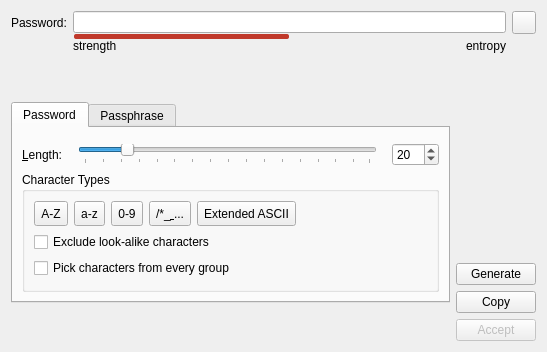
First picture: the form in src/gui/PasswordGeneratorWidget.ui, repository keepassxreboot/keepassxc, before the edit.
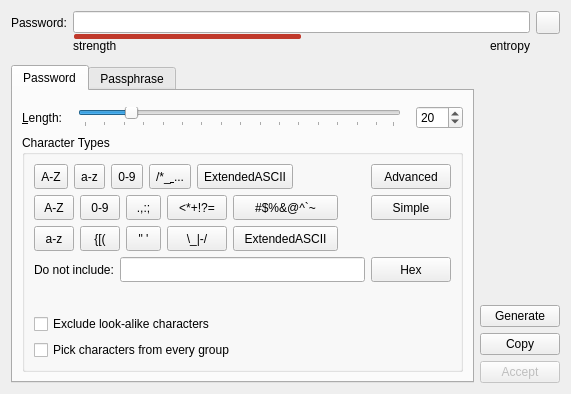
Second picture: the form after the edit. Custom widgets are drawn as their Qt base class.

Commit message:
Add advanced password generator features (#1841)
* Split between simple and advanced features
* Finetune password character groups
* Support for hex passwords

```diff
--- a/src/gui/PasswordGeneratorWidget.ui
+++ b/src/gui/PasswordGeneratorWidget.ui
@@ -6,8 +6,8 @@
    <rect>
     <x>0</x>
     <y>0</y>
-    <width>547</width>
-    <height>352</height>
+    <width>571</width>
+    <height>394</height>
    </rect>
   </property>
   <property name="sizePolicy">
@@ -19,7 +19,7 @@
   <property name="windowTitle">
    <string/>
   </property>
-  <layout class="QVBoxLayout" name="verticalLayout_2" stretch="0,0,0">
+  <layout class="QVBoxLayout" name="verticalLayout_2" stretch="0,0">
    <property name="sizeConstraint">
     <enum>QLayout::SetMinimumSize</enum>
    </property>
@@ -175,12 +175,6 @@
     <layout class="QHBoxLayout" name="horizontalLayout">
      <item>
       <widget class="QTabWidget" name="tabWidget">
-       <property name="sizePolicy">
-        <sizepolicy hsizetype="Expanding" vsizetype="Fixed">
-         <horstretch>0</horstretch>
-         <verstretch>0</verstretch>
-        </sizepolicy>
-       </property>
        <property name="tabPosition">
         <enum>QTabWidget::North</enum>
        </property>
@@ -204,7 +198,22 @@
              </property>
              <layout class="QVBoxLayout" name="verticalLayout">
               <item>
-               <layout class="QHBoxLayout" name="alphabetLayout" stretch="0,0,0,0,1,0">
+               <widget class="QWidget" name="simpleBar" native="true">
+                <layout class="QHBoxLayout" name="horizontalLayout_4">
+                 <property name="leftMargin">
+                  <number>0</number>
+                 </property>
+                 <property name="topMargin">
+                  <number>0</number>
+                 </property>
+                 <property name="rightMargin">
+                  <number>0</number>
+                 </property>
+                 <property name="bottomMargin">
+                  <number>0</number>
+                 </property>
+                 <item>
+                  <layout class="QHBoxLayout" name="alphabetLayout" stretch="0,0,0,0,0,0,0">
                 <item>
                  <widget class="QToolButton" name="checkBoxUpper">
                   <property name="minimumSize">
@@ -282,6 +291,9 @@
                 </item>
                 <item>
                  <widget class="QToolButton" name="checkBoxSpecialChars">
+                     <property name="enabled">
+                      <bool>true</bool>
+                     </property>
                   <property name="minimumSize">
                    <size>
                     <width>0</width>
@@ -326,7 +338,7 @@
                    <string>Extended ASCII</string>
                   </property>
                   <property name="text">
-                   <string>Extended ASCII</string>
+                      <string>ExtendedASCII</string>
                   </property>
                   <property name="checkable">
                    <bool>true</bool>
@@ -349,7 +361,429 @@
                   </property>
                  </spacer>
                 </item>
-               </layout>
+                   <item>
+                    <widget class="QPushButton" name="buttonAdvancedMode">
+                     <property name="minimumSize">
+                      <size>
+                       <width>0</width>
+                       <height>25</height>
+                      </size>
+                     </property>
+                     <property name="toolTip">
+                      <string>Switch to advanced mode</string>
+                     </property>
+                     <property name="text">
+                      <string>Advanced</string>
+                     </property>
+                     <attribute name="buttonGroup">
+                      <string notr="true">optionButtons</string>
+                     </attribute>
+                    </widget>
+                   </item>
+                  </layout>
+                 </item>
+                </layout>
+               </widget>
+              </item>
+              <item>
+               <widget class="QWidget" name="advancedBar" native="true">
+                <property name="enabled">
+                 <bool>true</bool>
+                </property>
+                <layout class="QHBoxLayout" name="horizontalLayout_5">
+                 <property name="leftMargin">
+                  <number>0</number>
+                 </property>
+                 <property name="topMargin">
+                  <number>0</number>
+                 </property>
+                 <property name="rightMargin">
+                  <number>0</number>
+                 </property>
+                 <property name="bottomMargin">
+                  <number>0</number>
+                 </property>
+                 <item>
+                  <layout class="QVBoxLayout" name="verticalLayout_4">
+                   <item>
+                    <widget class="QToolButton" name="checkBoxUpperAdv">
+                     <property name="minimumSize">
+                      <size>
+                       <width>40</width>
+                       <height>25</height>
+                      </size>
+                     </property>
+                     <property name="focusPolicy">
+                      <enum>Qt::StrongFocus</enum>
+                     </property>
+                     <property name="toolTip">
+                      <string>Upper Case Letters A to F</string>
+                     </property>
+                     <property name="text">
+                      <string>A-Z</string>
+                     </property>
+                     <property name="checkable">
+                      <bool>true</bool>
+                     </property>
+                     <attribute name="buttonGroup">
+                      <string notr="true">optionButtons</string>
+                     </attribute>
+                    </widget>
+                   </item>
+                   <item>
+                    <widget class="QToolButton" name="checkBoxLowerAdv">
+                     <property name="minimumSize">
+                      <size>
+                       <width>40</width>
+                       <height>25</height>
+                      </size>
+                     </property>
+                     <property name="focusPolicy">
+                      <enum>Qt::StrongFocus</enum>
+                     </property>
+                     <property name="toolTip">
+                      <string>Lower Case Letters A to F</string>
+                     </property>
+                     <property name="text">
+                      <string>a-z</string>
+                     </property>
+                     <property name="checkable">
+                      <bool>true</bool>
+                     </property>
+                     <attribute name="buttonGroup">
+                      <string notr="true">optionButtons</string>
+                     </attribute>
+                    </widget>
+                   </item>
+                  </layout>
+                 </item>
+                 <item>
+                  <layout class="QVBoxLayout" name="verticalLayout_6">
+                   <item>
+                    <widget class="QToolButton" name="checkBoxNumbersAdv">
+                     <property name="minimumSize">
+                      <size>
+                       <width>40</width>
+                       <height>25</height>
+                      </size>
+                     </property>
+                     <property name="focusPolicy">
+                      <enum>Qt::StrongFocus</enum>
+                     </property>
+                     <property name="toolTip">
+                      <string>Numbers</string>
+                     </property>
+                     <property name="text">
+                      <string>0-9</string>
+                     </property>
+                     <property name="checkable">
+                      <bool>true</bool>
+                     </property>
+                     <attribute name="buttonGroup">
+                      <string notr="true">optionButtons</string>
+                     </attribute>
+                    </widget>
+                   </item>
+                   <item>
+                    <widget class="QToolButton" name="checkBoxBraces">
+                     <property name="minimumSize">
+                      <size>
+                       <width>40</width>
+                       <height>25</height>
+                      </size>
+                     </property>
+                     <property name="focusPolicy">
+                      <enum>Qt::StrongFocus</enum>
+                     </property>
+                     <property name="toolTip">
+                      <string>Braces</string>
+                     </property>
+                     <property name="text">
+                      <string>{[(</string>
+                     </property>
+                     <property name="checkable">
+                      <bool>true</bool>
+                     </property>
+                     <attribute name="buttonGroup">
+                      <string notr="true">optionButtons</string>
+                     </attribute>
+                    </widget>
+                   </item>
+                  </layout>
+                 </item>
+                 <item>
+                  <layout class="QVBoxLayout" name="verticalLayout_7">
+                   <item>
+                    <widget class="QToolButton" name="checkBoxPunctuation">
+                     <property name="minimumSize">
+                      <size>
+                       <width>35</width>
+                       <height>25</height>
+                      </size>
+                     </property>
+                     <property name="focusPolicy">
+                      <enum>Qt::StrongFocus</enum>
+                     </property>
+                     <property name="toolTip">
+                      <string>Punctuation</string>
+                     </property>
+                     <property name="text">
+                      <string>.,:;</string>
+                     </property>
+                     <property name="checkable">
+                      <bool>true</bool>
+                     </property>
+                     <attribute name="buttonGroup">
+                      <string notr="true">optionButtons</string>
+                     </attribute>
+                    </widget>
+                   </item>
+                   <item>
+                    <widget class="QToolButton" name="checkBoxQuotes">
+                     <property name="minimumSize">
+                      <size>
+                       <width>35</width>
+                       <height>25</height>
+                      </size>
+                     </property>
+                     <property name="focusPolicy">
+                      <enum>Qt::StrongFocus</enum>
+                     </property>
+                     <property name="toolTip">
+                      <string>Quotes</string>
+                     </property>
+                     <property name="text">
+                      <string>&quot; '</string>
+                     </property>
+                     <property name="checkable">
+                      <bool>true</bool>
+                     </property>
+                     <attribute name="buttonGroup">
+                      <string notr="true">optionButtons</string>
+                     </attribute>
+                    </widget>
+                   </item>
+                  </layout>
+                 </item>
+                 <item>
+                  <layout class="QVBoxLayout" name="verticalLayout_8">
+                   <item>
+                    <widget class="QToolButton" name="checkBoxMath">
+                     <property name="minimumSize">
+                      <size>
+                       <width>60</width>
+                       <height>25</height>
+                      </size>
+                     </property>
+                     <property name="focusPolicy">
+                      <enum>Qt::StrongFocus</enum>
+                     </property>
+                     <property name="toolTip">
+                      <string>Math</string>
+                     </property>
+                     <property name="text">
+                      <string>&lt;*+!?=</string>
+                     </property>
+                     <property name="checkable">
+                      <bool>true</bool>
+                     </property>
+                     <attribute name="buttonGroup">
+                      <string notr="true">optionButtons</string>
+                     </attribute>
+                    </widget>
+                   </item>
+                   <item>
+                    <widget class="QToolButton" name="checkBoxDashes">
+                     <property name="minimumSize">
+                      <size>
+                       <width>60</width>
+                       <height>25</height>
+                      </size>
+                     </property>
+                     <property name="focusPolicy">
+                      <enum>Qt::StrongFocus</enum>
+                     </property>
+                     <property name="toolTip">
+                      <string>Dashes</string>
+                     </property>
+                     <property name="text">
+                      <string>\_|-/</string>
+                     </property>
+                     <property name="checkable">
+                      <bool>true</bool>
+                     </property>
+                     <attribute name="buttonGroup">
+                      <string notr="true">optionButtons</string>
+                     </attribute>
+                    </widget>
+                   </item>
+                  </layout>
+                 </item>
+                 <item>
+                  <layout class="QVBoxLayout" name="verticalLayout_9">
+                   <item>
+                    <widget class="QToolButton" name="checkBoxLogograms">
+                     <property name="minimumSize">
+                      <size>
+                       <width>105</width>
+                       <height>25</height>
+                      </size>
+                     </property>
+                     <property name="focusPolicy">
+                      <enum>Qt::StrongFocus</enum>
+                     </property>
+                     <property name="toolTip">
+                      <string>Logograms</string>
+                     </property>
+                     <property name="text">
+                      <string>#$%&amp;&amp;@^`~</string>
+                     </property>
+                     <property name="checkable">
+                      <bool>true</bool>
+                     </property>
+                     <attribute name="buttonGroup">
+                      <string notr="true">optionButtons</string>
+                     </attribute>
+                    </widget>
+                   </item>
+                   <item>
+                    <widget class="QToolButton" name="checkBoxExtASCIIAdv">
+                     <property name="minimumSize">
+                      <size>
+                       <width>105</width>
+                       <height>25</height>
+                      </size>
+                     </property>
+                     <property name="focusPolicy">
+                      <enum>Qt::StrongFocus</enum>
+                     </property>
+                     <property name="toolTip">
+                      <string>Extended ASCII</string>
+                     </property>
+                     <property name="text">
+                      <string>ExtendedASCII</string>
+                     </property>
+                     <property name="checkable">
+                      <bool>true</bool>
+                     </property>
+                     <attribute name="buttonGroup">
+                      <string notr="true">optionButtons</string>
+                     </attribute>
+                    </widget>
+                   </item>
+                  </layout>
+                 </item>
+                 <item>
+                  <spacer name="horizontalSpacer_3">
+                   <property name="orientation">
+                    <enum>Qt::Horizontal</enum>
+                   </property>
+                   <property name="sizeHint" stdset="0">
+                    <size>
+                     <width>40</width>
+                     <height>20</height>
+                    </size>
+                   </property>
+                  </spacer>
+                 </item>
+                 <item>
+                  <layout class="QVBoxLayout" name="verticalLayout_10">
+                   <item alignment="Qt::AlignTop">
+                    <widget class="QPushButton" name="buttonSimpleMode">
+                     <property name="minimumSize">
+                      <size>
+                       <width>0</width>
+                       <height>25</height>
+                      </size>
+                     </property>
+                     <property name="toolTip">
+                      <string>Switch to simple mode</string>
+                     </property>
+                     <property name="text">
+                      <string>Simple</string>
+                     </property>
+                     <attribute name="buttonGroup">
+                      <string notr="true">optionButtons</string>
+                     </attribute>
+                    </widget>
+                   </item>
+                  </layout>
+                 </item>
+                </layout>
+               </widget>
+              </item>
+              <item>
+               <widget class="QWidget" name="excludedChars" native="true">
+                <property name="enabled">
+                 <bool>true</bool>
+                </property>
+                <layout class="QGridLayout" name="gridLayout_5">
+                 <property name="leftMargin">
+                  <number>0</number>
+                 </property>
+                 <property name="topMargin">
+                  <number>0</number>
+                 </property>
+                 <property name="rightMargin">
+                  <number>0</number>
+                 </property>
+                 <property name="bottomMargin">
+                  <number>0</number>
+                 </property>
+                 <item row="0" column="1">
+                  <widget class="QLineEdit" name="editExcludedChars">
+                   <property name="minimumSize">
+                    <size>
+                     <width>0</width>
+                     <height>25</height>
+                    </size>
+                   </property>
+                   <property name="toolTip">
+                    <string>Character set to exclude from generated password</string>
+                   </property>
+                   <property name="clearButtonEnabled">
+                    <bool>true</bool>
+                   </property>
+                  </widget>
+                 </item>
+                 <item row="0" column="0">
+                  <widget class="QLabel" name="labelExcludedChars">
+                   <property name="text">
+                    <string>Do not include:</string>
+                   </property>
+                  </widget>
+                 </item>
+                 <item row="0" column="2">
+                  <widget class="QPushButton" name="buttonAddHex">
+                   <property name="minimumSize">
+                    <size>
+                     <width>0</width>
+                     <height>25</height>
+                    </size>
+                   </property>
+                   <property name="toolTip">
+                    <string>Add non-hex letters to &quot;do not include&quot; list</string>
+                   </property>
+                   <property name="text">
+                    <string>Hex</string>
+                   </property>
+                  </widget>
+                 </item>
+                </layout>
+               </widget>
+              </item>
+              <item>
+               <spacer name="verticalSpacer_2">
+                <property name="orientation">
+                 <enum>Qt::Vertical</enum>
+                </property>
+                <property name="sizeHint" stdset="0">
+                 <size>
+                  <width>20</width>
+                  <height>0</height>
+                 </size>
+                </property>
+               </spacer>
               </item>
               <item>
                <widget class="QCheckBox" name="checkBoxExcludeAlike">
@@ -585,9 +1019,6 @@
      </item>
     </layout>
    </item>
-   <item>
-    <layout class="QHBoxLayout" name="horizontalLayout_4"/>
-   </item>
   </layout>
  </widget>
  <customwidgets>
```
Left out of the diff: 38 changed lines with no effect on the pictures. Lines whose indentation alone changed are shown as unchanged. The commit also changes 10 other files.
